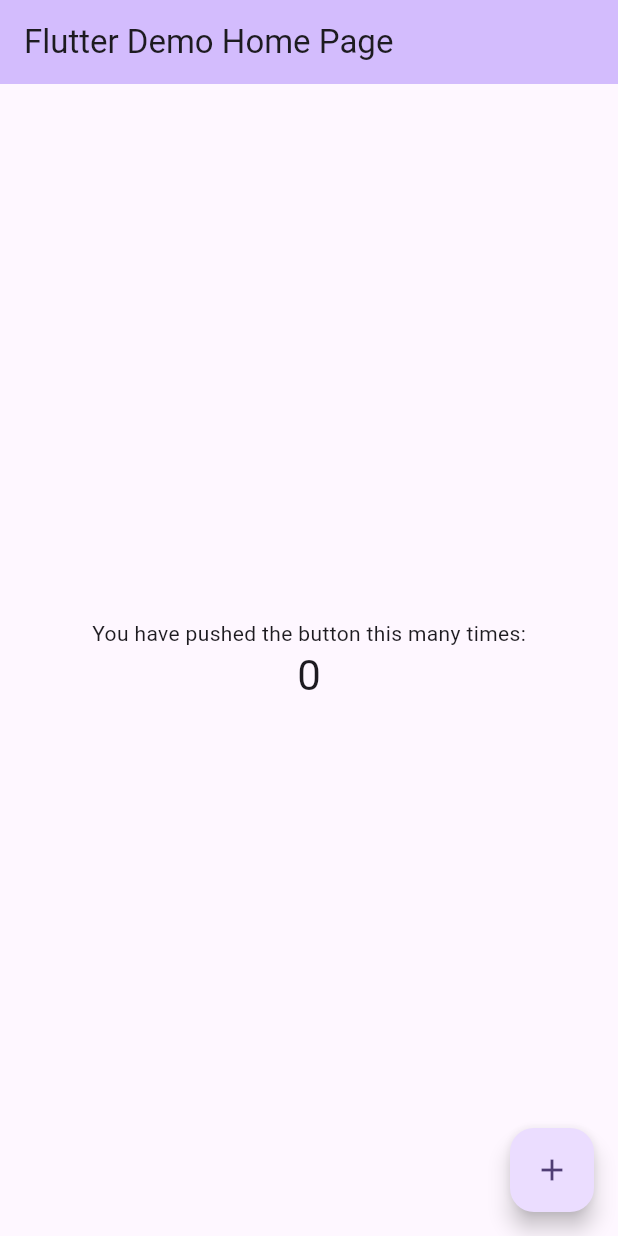
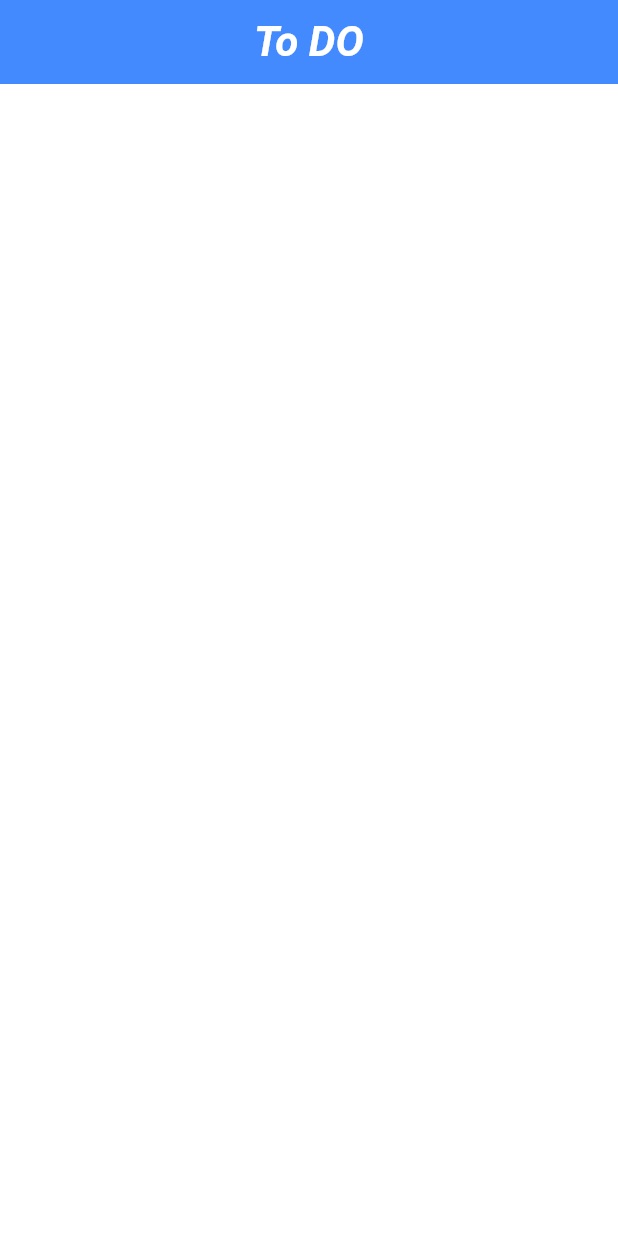
Before and after one commit to Shiva-04z/CODESOFT_Task1, a Flutter app: the screen it shows after launch, on a phone screen of 412 x 824 dp. Run offline on Flutter 3.47's test engine with Material 3 defaults, Android fonts, the phone set to English and light mode, and no system bars; our stand-ins replace get.

```diff
--- /dev/null
+++ b/lib/features/home_page/home_page_bindings.dart
@@ -0,0 +1,11 @@
+import 'package:get/get.dart';
+import 'package:to_do_list/features/home_page/home_page_controller.dart';
+
+class HomePageBindings extends Bindings{
+  @override
+  void dependencies() {
+    // TODO: implement dependencies
+    Get.lazyPut(()=>HomePageController());
+  }
+
+}
--- /dev/null
+++ b/lib/features/home_page/home_page_controller.dart
@@ -0,0 +1,5 @@
+import 'package:get/get.dart';
+
+class HomePageController extends GetxController{
+
+}
--- /dev/null
+++ b/lib/features/home_page/home_page_view.dart
@@ -0,0 +1,29 @@
+import 'package:flutter/material.dart';
+import 'package:flutter/src/widgets/framework.dart';
+import 'package:get/get.dart';
+import 'package:to_do_list/features/home_page/home_page_controller.dart';
+
+class HomePageView extends GetView<HomePageController>
+{
+
+  Widget TaskView(String title, String startDate,String endDate, String information)
+  {
+    return Card();
+  }
+  @override
+  Widget build(BuildContext context) {
+    // TODO: implement build
+    return Scaffold(
+      appBar: AppBar(title: Text("To DO",style: TextStyle(color: Colors.white, fontWeight : FontWeight.bold,fontSize: 28, fontStyle: FontStyle.italic),), centerTitle: true,backgroundColor: Colors.blueAccent),
+      body: Stack(children: [Container(
+        height: double.infinity,
+        width: double.infinity,
+        color: Colors.white,
+      ),Column(
+
+      )]),
+
+    );
+  }
+
+}
--- a/lib/main.dart
+++ b/lib/main.dart
@@ -1,4 +1,8 @@
 import 'package:flutter/material.dart';
+import 'package:get/get_navigation/src/root/get_material_app.dart';
+import 'package:to_do_list/features/home_page/home_page_bindings.dart';
+import 'package:to_do_list/navigation/get_pages_constant.dart';
+import 'package:to_do_list/navigation/routes_constant.dart';
 
 void main() {
   runApp(const MyApp());
@@ -10,8 +14,8 @@ class MyApp extends StatelessWidget {
   // This widget is the root of your application.
   @override
   Widget build(BuildContext context) {
-    return MaterialApp(
-      title: 'Flutter Demo',
+    return GetMaterialApp(
+      title: 'To Do List',
       theme: ThemeData(
         // This is the theme of your application.
         //
@@ -29,94 +33,12 @@ class MyApp extends StatelessWidget {
         // This works for code too, not just values: Most code changes can be
         // tested with just a hot reload.
         colorScheme: ColorScheme.fromSeed(seedColor: Colors.deepPurple),
+
       ),
-      home: const MyHomePage(title: 'Flutter Demo Home Page'),
+      initialRoute: RoutesConstant.homepage,
+      initialBinding: HomePageBindings(),
+      getPages: getPages,
+
     );
   }
 }
-
-class MyHomePage extends StatefulWidget {
-  const MyHomePage({super.key, required this.title});
-
-  // This widget is the home page of your application. It is stateful, meaning
-  // that it has a State object (defined below) that contains fields that affect
-  // how it looks.
-
-  // This class is the configuration for the state. It holds the values (in this
-  // case the title) provided by the parent (in this case the App widget) and
-  // used by the build method of the State. Fields in a Widget subclass are
-  // always marked "final".
-
-  final String title;
-
-  @override
-  State<MyHomePage> createState() => _MyHomePageState();
-}
-
-class _MyHomePageState extends State<MyHomePage> {
-  int _counter = 0;
-
-  void _incrementCounter() {
-    setState(() {
-      // This call to setState tells the Flutter framework that something has
-      // changed in this State, which causes it to rerun the build method below
-      // so that the display can reflect the updated values. If we changed
-      // _counter without calling setState(), then the build method would not be
-      // called again, and so nothing would appear to happen.
-      _counter++;
-    });
-  }
-
-  @override
-  Widget build(BuildContext context) {
-    // This method is rerun every time setState is called, for instance as done
-    // by the _incrementCounter method above.
-    //
-    // The Flutter framework has been optimized to make rerunning build methods
-    // fast, so that you can just rebuild anything that needs updating rather
-    // than having to individually change instances of widgets.
-    return Scaffold(
-      appBar: AppBar(
-        // TRY THIS: Try changing the color here to a specific color (to
-        // Colors.amber, perhaps?) and trigger a hot reload to see the AppBar
-        // change color while the other colors stay the same.
-        backgroundColor: Theme.of(context).colorScheme.inversePrimary,
-        // Here we take the value from the MyHomePage object that was created by
-        // the App.build method, and use it to set our appbar title.
-        title: Text(widget.title),
-      ),
-      body: Center(
-        // Center is a layout widget. It takes a single child and positions it
-        // in the middle of the parent.
-        child: Column(
-          // Column is also a layout widget. It takes a list of children and
-          // arranges them vertically. By default, it sizes itself to fit its
-          // children horizontally, and tries to be as tall as its parent.
-          //
-          // Column has various properties to control how it sizes itself and
-          // how it positions its children. Here we use mainAxisAlignment to
-          // center the children vertically; the main axis here is the vertical
-          // axis because Columns are vertical (the cross axis would be
-          // horizontal).
-          //
-          // TRY THIS: Invoke "debug painting" (choose the "Toggle Debug Paint"
-          // action in the IDE, or press "p" in the console), to see the
-          // wireframe for each widget.
-          mainAxisAlignment: MainAxisAlignment.center,
-          children: <Widget>[
-            const Text('You have pushed the button this many times:'),
-            Text(
-              '$_counter',
-              style: Theme.of(context).textTheme.headlineMedium,
-            ),
-          ],
-        ),
-      ),
-      floatingActionButton: FloatingActionButton(
-        onPressed: _incrementCounter,
-        tooltip: 'Increment',
-        child: const Icon(Icons.add),
-      ), // This trailing comma makes auto-formatting nicer for build methods.
-    );
-  }
-}
--- /dev/null
+++ b/lib/navigation/get_pages_constant.dart
@@ -0,0 +1,9 @@
+import 'package:get/get_navigation/src/routes/get_route.dart';
+import 'package:to_do_list/features/home_page/home_page_bindings.dart';
+import 'package:to_do_list/features/home_page/home_page_view.dart';
+import 'package:to_do_list/navigation/routes_constant.dart';
+
+List<GetPage> getPages= [
+
+  GetPage(name: RoutesConstant.homepage, page: ()=>HomePageView(),binding: HomePageBindings()),
+];
--- /dev/null
+++ b/lib/navigation/routes_constant.dart
@@ -0,0 +1,3 @@
+class RoutesConstant{
+  static String homepage= "/home_page_view";
+}
--- a/pubspec.yaml
+++ b/pubspec.yaml
@@ -34,6 +34,8 @@ dependencies:
   # The following adds the Cupertino Icons font to your application.
   # Use with the CupertinoIcons class for iOS style icons.
   cupertino_icons: ^1.0.8
+  get:
+
 
 dev_dependencies:
   flutter_test:
```
Also changed, not shown: pubspec.lock.
